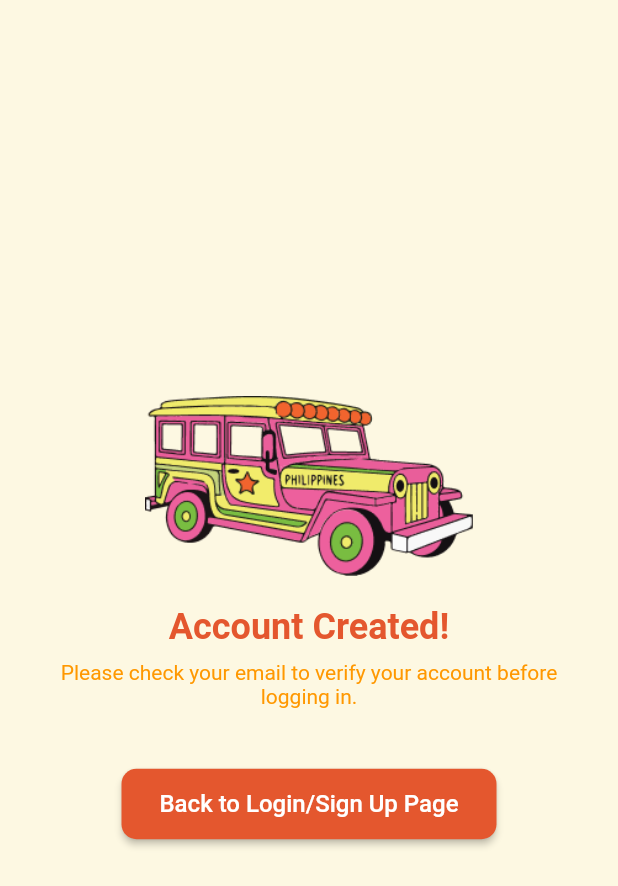
After one commit to g1000n/JeepMiyabe, a Flutter app: the VerifyPage screen opened by its route, on a phone screen of 412 x 824 dp. The commit adds this screen. Shown: the top 886 px of the screen. Run offline on Flutter 3.47's test engine with Material 3 defaults, Android fonts, the phone set to English and light mode, and no system bars; our stand-ins replace flutter_dotenv, font_awesome_flutter, google_maps_flutter, pin_code_fields, shared_preferences, supabase_flutter; accounts and stored records are empty.

Commit message:
Merged the updated statefull main.dart for sign up verification page

```diff
--- a/lib/main.dart
+++ b/lib/main.dart
@@ -7,9 +7,11 @@ import 'screens/splash_page.dart';
 import 'screens/welcome_page.dart';
 import 'screens/signup_page.dart';
 import 'screens/login_page.dart';
+import 'screens/verify_page.dart';
 import 'screens/mfa_page.dart';
 import 'screens/map_screen.dart'; // Your MapScreen
 import 'screens/dashboard_page.dart'; // Team's Dashboard Page
+
 
 // Initialize Supabase before running the app
 Future<void> main() async {
@@ -30,12 +32,35 @@ Future<void> main() async {
 }
 
 // Using the new app class name from the 'main' branch
-class JeepMiyabeApp extends StatelessWidget {
+//Stateful Widget to handle auth state changes for automatic redirection after sign up verification
+class JeepMiyabeApp extends StatefulWidget {
   const JeepMiyabeApp({super.key});
+
+  @override
+  State<JeepMiyabeApp> createState() => _JeepMiyabeAppState();
+}
+
+class _JeepMiyabeAppState extends State<JeepMiyabeApp> {
+  late final supabase = Supabase.instance.client;
+
+  @override
+  void initState(){
+    super.initState();
+
+    supabase.auth.onAuthStateChange.listen((data) {
+      final session = data.session;
+      final event = data.event;
+      if (event == AuthChangeEvent.signedIn && session != null && mounted) {
+        //If user just verified via email, go to dashboard
+        Navigator.pushReplacementNamed(context, '/dashboard');
+      }
+    });
+  }
 
   @override
   Widget build(BuildContext context) {
     return MaterialApp(
+      debugShowCheckedModeBanner: false,
       title: 'JeepMiyabe Route Finder',
       theme: ThemeData(
         // Keeping the existing theme setup
@@ -70,6 +95,9 @@ class JeepMiyabeApp extends StatelessWidget {
           }
           return MFAPage(email: args);
         },
+
+        //Verification page after signup
+        '/verify': (context) => const VerifyPage(),
       },
     );
   }
--- a/lib/screens/signup_page.dart
+++ b/lib/screens/signup_page.dart
@@ -42,13 +42,11 @@ class _SignUpPageState extends State<SignUpPage> {
           'username': username,
           'email': email,
           'created_at': DateTime.now().toIso8601String(),
+          //TODO: add password field if needed
         });
 
         if (mounted) {
-          ScaffoldMessenger.of(context).showSnackBar(
-            const SnackBar(content: Text("Account created! Please check your email to verify.")),
-          );
-          Navigator.pop(context);
+          Navigator.pushReplacementNamed(context, '/verify');
         }
       }
     } catch (e) {
@@ -59,8 +57,6 @@ class _SignUpPageState extends State<SignUpPage> {
 
     setState(() => _loading = false);
   }
-
-
 
   //Style
   InputDecoration _inputDecoration(String hint, {Widget? suffix}) {
--- /dev/null
+++ b/lib/screens/verify_page.dart
@@ -0,0 +1,76 @@
+import 'package:flutter/material.dart';
+
+class VerifyPage extends StatelessWidget {
+    const VerifyPage({super.key});
+
+    @override
+    Widget build(BuildContext context) {
+        return Scaffold(
+            backgroundColor: const Color(0xFFFDF8E2),
+            body: SafeArea(
+                child: Center(
+                    child: Padding(
+                        padding: const EdgeInsets.symmetric(horizontal: 24),
+                        child: Column(
+                            mainAxisAlignment: MainAxisAlignment.center,
+                            children: [
+                                // Jeepney image
+                                Image.asset(
+                                    "assets/jeepney.png",
+                                    height: 120,
+                                ),
+                                const SizedBox(height: 20),
+
+                                // Title
+                                const Text(
+                                    "Account Created!",
+                                    style: TextStyle(
+                                        fontSize: 24,
+                                        fontWeight: FontWeight.bold,
+                                        color: Color(0xFFE4572E),
+                                    ),
+                                ),
+                                const SizedBox(height: 8),
+
+                                const Text(
+                                    "Please check your email to verify your account before logging in.",
+                                    textAlign: TextAlign.center,
+                                    style: TextStyle(
+                                        fontSize: 14,
+                                        color: Colors.orange,
+                                    ),
+                                ),
+                                const SizedBox(height: 40),
+
+                                // Back to welcome page
+                                SizedBox(
+                                    width: 250,
+                                    child: ElevatedButton(
+                                        onPressed: () {
+                                            Navigator.pushNamedAndRemoveUntil(
+                                                context,
+                                                '/welcome',
+                                                (route) => false,
+                                            );
+                                        },
+                                        style: ElevatedButton.styleFrom(
+                                            backgroundColor: const Color(0xFFE4572E),
+                                            shape: RoundedRectangleBorder(
+                                                borderRadius: BorderRadius.circular(10),
+                                            ),
+                                            padding: const EdgeInsets.symmetric(vertical: 14),
+                                        ),
+                                        child: const Text(
+                                            "Back to Login/Sign Up Page",
+                                            style: TextStyle(fontSize: 16, color: Colors.white),
+                                        ),
+                                    ),
+                                ),
+                            ],
+                        ),
+                    ),
+                ),
+            ),
+        );
+    }
+}
```
